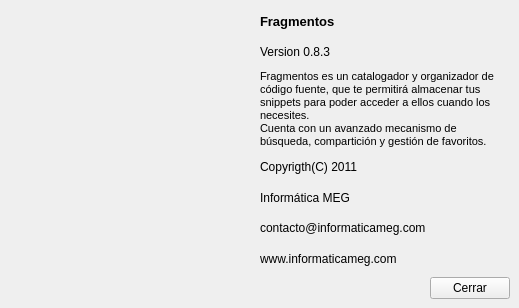
informaticameg/Fragmentos, file gui/uis/wAcercaDe.ui: the form before one commit.
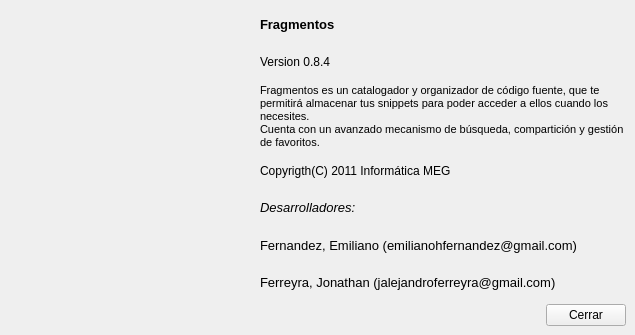
The form after the commit. Icons and pictures are not drawn.

Patch:
```diff
--- a/gui/uis/wAcercaDe.ui
+++ b/gui/uis/wAcercaDe.ui
@@ -9,8 +9,8 @@
    <rect>
     <x>0</x>
     <y>0</y>
-    <width>519</width>
-    <height>308</height>
+    <width>635</width>
+    <height>335</height>
    </rect>
   </property>
   <property name="windowTitle">
@@ -80,7 +80,7 @@
         <item>
          <widget class="QLabel" name="lbVersion">
           <property name="text">
-           <string>Version 0.8.3</string>
+           <string>Version 0.8.4</string>
           </property>
          </widget>
         </item>
@@ -105,28 +105,44 @@
         <item>
          <widget class="QLabel" name="lbVersion_3">
           <property name="text">
-           <string>Copyrigth(C) 2011</string>
+           <string>Copyrigth(C) 2011 Informática MEG</string>
           </property>
          </widget>
         </item>
         <item>
          <widget class="QLabel" name="lbVersion_4">
+          <property name="font">
+           <font>
+            <pointsize>10</pointsize>
+            <italic>true</italic>
+           </font>
+          </property>
           <property name="text">
-           <string>Informática MEG</string>
+           <string>Desarrolladores:</string>
           </property>
          </widget>
         </item>
         <item>
          <widget class="QLabel" name="lbVersion_5">
+          <property name="font">
+           <font>
+            <pointsize>10</pointsize>
+           </font>
+          </property>
           <property name="text">
-           <string>contacto@informaticameg.com</string>
+           <string>Fernandez, Emiliano (emilianohfernandez@gmail.com)</string>
           </property>
          </widget>
         </item>
         <item>
          <widget class="QLabel" name="label_2">
+          <property name="font">
+           <font>
+            <pointsize>10</pointsize>
+           </font>
+          </property>
           <property name="text">
-           <string>www.informaticameg.com</string>
+           <string>Ferreyra, Jonathan (jalejandroferreyra@gmail.com)</string>
           </property>
          </widget>
         </item>
```
